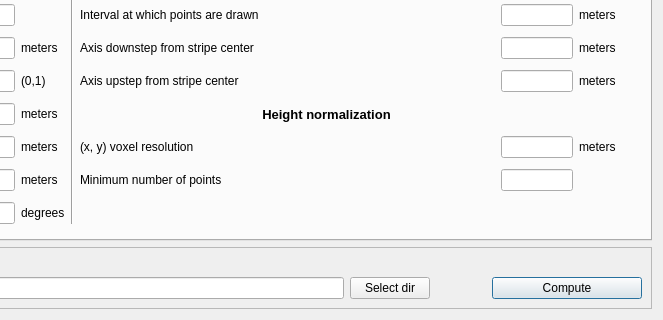
The window that ui/cc3DFinDlg.ui (3DFin/cc3DFin) describes before a commit, drawn with Qt 5; both pictures show x 501 to 1164 and y 410 to 730 of the 1164 by 730 pixel window.
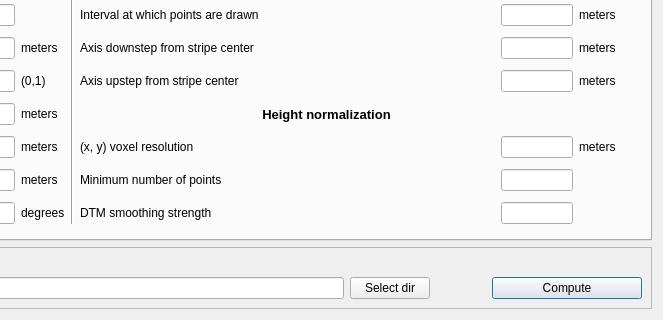
The same window after the commit. The open tabs and pages were chosen to show the change. Icons and pictures are not drawn.

Commit message: Expose laplacian smoothing parameter

```diff
--- a/ui/cc3DFinDlg.ui
+++ b/ui/cc3DFinDlg.ui
@@ -1491,6 +1491,13 @@
          </property>
         </widget>
        </item>
+        <item row="17" column="4">
+        <widget class="QLabel" name="dtm_smooth_laplacian_lambda_lbl">
+         <property name="text">
+          <string>DTM smoothing strength</string>
+         </property>
+        </widget>
+       </item>
        <item row="8" column="4">
         <widget class="QLabel" name="stem_section_circle_width_lbl">
          <property name="text">
@@ -1667,6 +1674,16 @@
          </property>
         </widget>
        </item>
+        <item row="17" column="5">
+        <widget class="QLineEdit" name="dtm_smooth_laplacian_lambda_in">
+         <property name="maximumSize">
+          <size>
+           <width>72</width>
+           <height>16777215</height>
+          </size>
+         </property>
+        </widget>
+       </item>
        <item row="1" column="6">
         <widget class="QLabel" name="stem_section_min_points_ht">
          <property name="text">
```
The commit also changes 5 other files.
